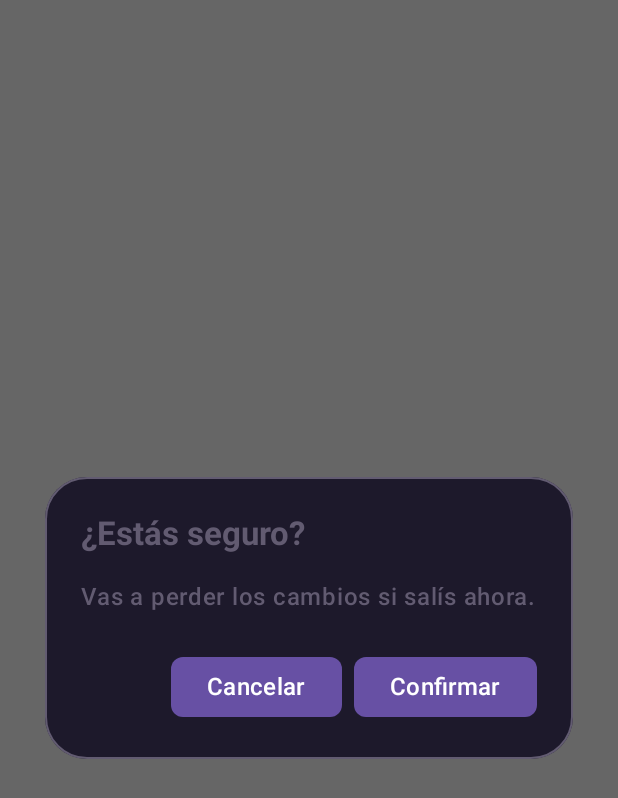
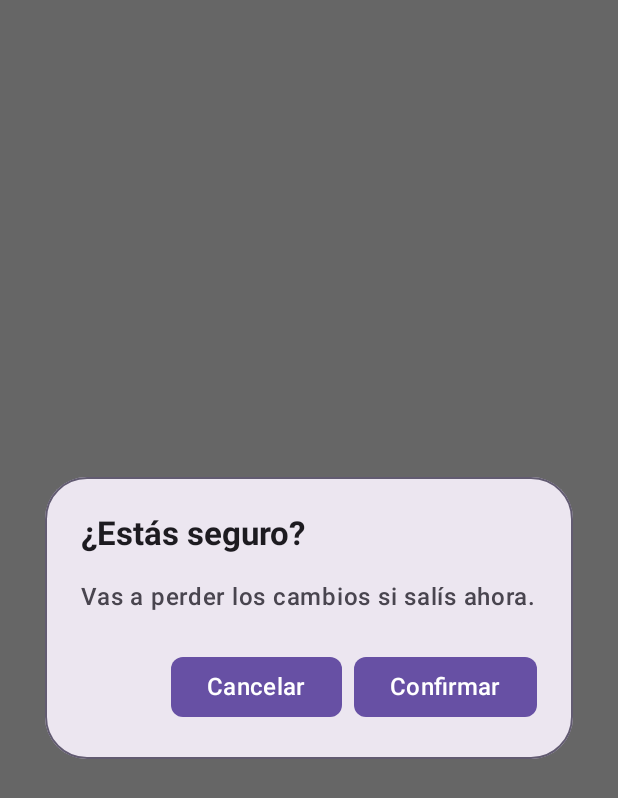
Before and after one commit to GabiPezet/HarmoniaTPI2025, an Android app built with Jetpack Compose: the @Preview function ShowExitConfirmationPreview, on a phone screen of 412 x 824 dp. Shown: the top 798 px of the screen. Run offline under Robolectric (Android 15) with nearby library versions, the phone set to English and light mode, and no system bars.

Commit message:
feat: Refactor visual components
Se eliminan colores explícitos de la UI para unificar con el tema de la aplicación.
Se refactorizan los componentes para utilizar los colores del `MaterialTheme`.

```diff
--- a/app/src/main/java/com/android/harmoniatpi/ui/components/ShowConfirmationDialog.kt
+++ b/app/src/main/java/com/android/harmoniatpi/ui/components/ShowConfirmationDialog.kt
@@ -5,7 +5,6 @@ import androidx.compose.foundation.layout.Box
 import androidx.compose.foundation.layout.fillMaxSize
 import androidx.compose.material3.AlertDialog
 import androidx.compose.material3.Button
-import androidx.compose.material3.ButtonDefaults
 import androidx.compose.material3.MaterialTheme
 import androidx.compose.material3.Text
 import androidx.compose.runtime.Composable
@@ -48,7 +47,6 @@ fun ShowConfirmationDialog(
     dismissOnBackPress: Boolean = true,
     dismissOnClickOutside: Boolean = true
 ) {
-    val containerColor = MaterialTheme.colorScheme.primary
 
     if (show) {
         AlertDialog(
@@ -60,7 +58,6 @@ fun ShowConfirmationDialog(
                     shape = MaterialTheme.shapes.extraLarge
                 ),
             shape = MaterialTheme.shapes.extraLarge,
-            containerColor = MaterialTheme.colorScheme.onSecondaryContainer,
             tonalElevation = 8.dp,
             properties = DialogProperties(
                 dismissOnBackPress = dismissOnBackPress,
@@ -71,11 +68,8 @@ fun ShowConfirmationDialog(
                 Button(
                     onClick = onConfirm,
                     shape = MaterialTheme.shapes.small,
-                    colors = ButtonDefaults.buttonColors(
-                        containerColor = containerColor,
-                        contentColor = MaterialTheme.colorScheme.onPrimary
-                    )
-                ) {
+
+                    ) {
                     Text(
                         text = confirmText,
                         style = MaterialTheme.typography.titleMedium
@@ -88,10 +82,6 @@ fun ShowConfirmationDialog(
                 Button(
                     onClick = onDismiss,
                     shape = MaterialTheme.shapes.small,
-                    colors = ButtonDefaults.buttonColors(
-                        containerColor = containerColor,
-                        contentColor = MaterialTheme.colorScheme.onPrimary
-                    )
                 ) {
                     Text(
                         text = dismissText,
@@ -105,8 +95,8 @@ fun ShowConfirmationDialog(
                     text = title,
                     fontWeight = FontWeight.Bold,
                     style = MaterialTheme.typography.titleLarge,
-                    color = MaterialTheme.colorScheme.secondary
-                )
+
+                    )
 
             },
             text = {
@@ -114,7 +104,6 @@ fun ShowConfirmationDialog(
                     text = message,
                     fontWeight = FontWeight.SemiBold,
                     style = MaterialTheme.typography.bodyLarge,
-                    color = MaterialTheme.colorScheme.secondary
                 )
 
             }
--- a/app/src/main/java/com/android/harmoniatpi/ui/screens/homeScreen/tabs/communityScreen/CommunityScreen.kt
+++ b/app/src/main/java/com/android/harmoniatpi/ui/screens/homeScreen/tabs/communityScreen/CommunityScreen.kt
@@ -16,7 +16,7 @@ import androidx.compose.ui.unit.sp
 import kotlinx.coroutines.launch
 
 @Composable
-fun CommunityScreen(onExitApp: () -> Unit,drawerState: DrawerState) {
+fun CommunityScreen(onExitApp: () -> Unit, drawerState: DrawerState) {
     val scope = rememberCoroutineScope()
 
     BackHandler {
@@ -29,6 +29,7 @@ fun CommunityScreen(onExitApp: () -> Unit,drawerState: DrawerState) {
         }
 
     }
+
     Box(
         modifier = Modifier
             .fillMaxSize()
--- a/app/src/main/java/com/android/harmoniatpi/ui/screens/loginScreen/LoginScreen.kt
+++ b/app/src/main/java/com/android/harmoniatpi/ui/screens/loginScreen/LoginScreen.kt
@@ -267,8 +267,8 @@ private fun GoogleSignInButton(
             .testTag("GOOGLE_SIGNIN_BUTTON"),
         border = BorderStroke(1.dp, MaterialTheme.colorScheme.secondary.copy(alpha = 0.3f)),
         colors = ButtonDefaults.outlinedButtonColors(
-            contentColor = MaterialTheme.colorScheme.secondary,
-            containerColor = MaterialTheme.colorScheme.onPrimary
+            contentColor = MaterialTheme.colorScheme.onSecondaryContainer,
+            containerColor = MaterialTheme.colorScheme.secondaryContainer,
         )
     ) {
         Image(
@@ -281,7 +281,6 @@ private fun GoogleSignInButton(
             text = "Continuar con Google",
             modifier = Modifier.padding(vertical = 8.dp),
             style = MaterialTheme.typography.titleMedium,
-            color = MaterialTheme.colorScheme.secondary.copy(alpha = 0.6f)
         )
     }
 }
--- a/app/src/main/java/com/android/harmoniatpi/ui/screens/loginScreen/components/PreviewScreen.kt
+++ b/app/src/main/java/com/android/harmoniatpi/ui/screens/loginScreen/components/PreviewScreen.kt
@@ -2,7 +2,6 @@ package com.android.harmoniatpi.ui.screens.loginScreen.components
 
 import androidx.compose.foundation.background
 import androidx.compose.foundation.layout.Arrangement
-import androidx.compose.foundation.layout.Box
 import androidx.compose.foundation.layout.Column
 import androidx.compose.foundation.layout.Row
 import androidx.compose.foundation.layout.Spacer
@@ -49,7 +48,6 @@ fun PreviewScreen(goToLogin: () -> Unit) {
             text = "Comienza a crear música en conjunto con personas de todo el mundo. Crece en comunidad.",
             modifier = Modifier.padding(horizontal = 24.dp),
             style = MaterialTheme.typography.bodyLarge.copy(
-                color = MaterialTheme.colorScheme.secondary.copy(alpha = 0.4f),
                 lineHeight = 24.sp
             )
         )
@@ -67,7 +65,6 @@ fun PreviewScreen(goToLogin: () -> Unit) {
                 modifier = Modifier.padding(end = 16.dp),
                 text = "Comencemos",
                 style = MaterialTheme.typography.titleMedium.copy(
-                    color = MaterialTheme.colorScheme.secondary.copy(alpha = 0.6f),
                     fontWeight = FontWeight.Medium
                 )
             )
--- a/app/src/main/java/com/android/harmoniatpi/ui/screens/menuPrincipal/content/optionsScreens/userPreferencesScreen/components/PreferenceCategory.kt
+++ b/app/src/main/java/com/android/harmoniatpi/ui/screens/menuPrincipal/content/optionsScreens/userPreferencesScreen/components/PreferenceCategory.kt
@@ -21,7 +21,6 @@ fun PreferenceCategory(
             text = title,
             style = MaterialTheme.typography.bodyLarge,
             fontWeight = FontWeight.Bold,
-            color = MaterialTheme.colorScheme.primary
         )
         content()
     }
--- a/app/src/main/java/com/android/harmoniatpi/ui/screens/menuPrincipal/content/optionsScreens/userPreferencesScreen/components/PreferenceItem.kt
+++ b/app/src/main/java/com/android/harmoniatpi/ui/screens/menuPrincipal/content/optionsScreens/userPreferencesScreen/components/PreferenceItem.kt
@@ -38,14 +38,13 @@ fun PreferenceItem(
                 text = title,
                 style = MaterialTheme.typography.bodyMedium,
                 fontWeight = FontWeight.Bold,
-                color = MaterialTheme.colorScheme.secondary
+
             )
             Spacer(modifier = Modifier.height(4.dp))
             Text(
                 text = subtitle,
                 style = MaterialTheme.typography.bodyMedium,
                 fontWeight = FontWeight.Medium,
-                color = MaterialTheme.colorScheme.secondary.copy(alpha = 0.6f)
             )
         }
     }
--- a/app/src/main/java/com/android/harmoniatpi/ui/screens/registerScreen/RegisterScreen.kt
+++ b/app/src/main/java/com/android/harmoniatpi/ui/screens/registerScreen/RegisterScreen.kt
@@ -192,7 +192,6 @@ fun RegisterScreen(
                 TextButton(onClick = onBackToLogin) {
                     Text(
                         "Inicia sesión",
-                        color = MaterialTheme.colorScheme.primary,
                         fontWeight = FontWeight.Bold
                     )
                 }
@@ -212,7 +211,6 @@ fun ScreenTitle(title: String, modifier: Modifier = Modifier) {
             text = title,
             style = MaterialTheme.typography.headlineLarge.copy(
                 fontWeight = FontWeight.Bold,
-                color = MaterialTheme.colorScheme.secondary.copy(alpha = 0.8f)
             )
         )
     }
```
Also changed, not shown: app/src/main/java/com/android/harmoniatpi/ui/screens/menuPrincipal/content/optionsScreens/userPreferencesScreen/UserPreferencesScreen.kt (+5 -11 lines), app/src/main/java/com/android/harmoniatpi/ui/screens/notificationScreen/NotificationsScreen.kt (+1 -6 lines).
